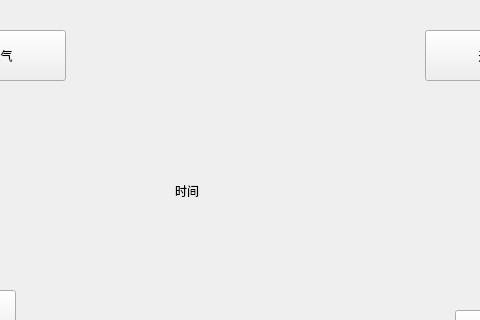
Above: View/Home/home.ui from yuzcat01/VehicleControl before the change; both pictures show x 245 to 725 and y 90 to 410 of the 1024 by 576 pixel window. Below: the same form after it.
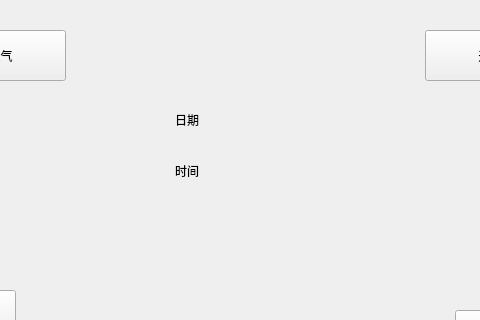
That is the form after the change.

Commit message: 增加聊天界面；修改主页背景图

```diff
--- a/View/Home/home.ui
+++ b/View/Home/home.ui
@@ -130,7 +130,7 @@
     <property name="geometry">
      <rect>
       <x>420</x>
-      <y>260</y>
+      <y>240</y>
       <width>131</width>
       <height>41</height>
      </rect>
@@ -139,6 +139,19 @@
      <string>时间</string>
     </property>
    </widget>
+   <widget class="QLabel" name="dateLabel">
+    <property name="geometry">
+     <rect>
+      <x>420</x>
+      <y>200</y>
+      <width>69</width>
+      <height>19</height>
+     </rect>
+    </property>
+    <property name="text">
+     <string>日期</string>
+    </property>
+   </widget>
   </widget>
  </widget>
  <resources/>
```
The commit also changes 6 other files.
